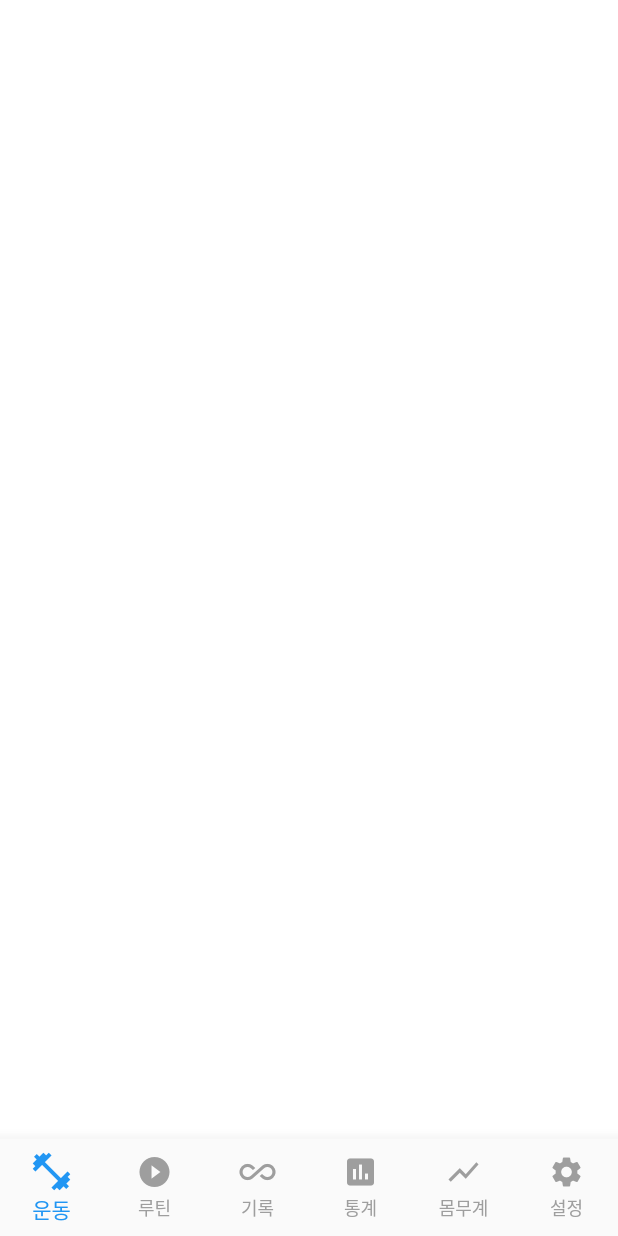
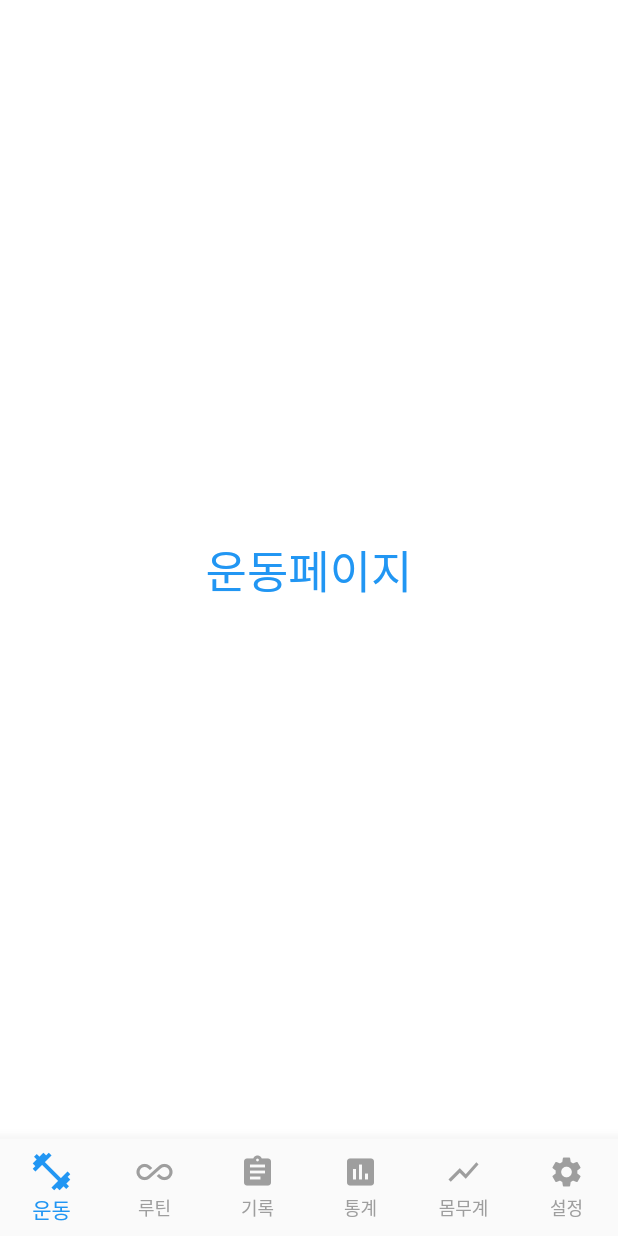
Before and after one commit to YoungHunCho/flutter, a Flutter app: the screen it shows after launch, on a phone screen of 412 x 824 dp. Run offline on Flutter 3.47's test engine with Material 2 defaults, Android fonts, the phone set to English and light mode, and no system bars.

Commit message:
투명 appbar, 탭바

```diff
--- /dev/null
+++ b/clone/todays_exercise/lib/exercise.dart
@@ -0,0 +1,14 @@
+import 'package:flutter/material.dart';
+
+class Exercise extends StatelessWidget{
+  @override
+  Widget build(BuildContext context) {
+    // TODO: implement build
+    return Scaffold(
+      backgroundColor: Colors.white,
+      body: new Center(
+        child:Text("운동페이지", style: TextStyle(color: Colors.blue,fontSize: 30.0),),
+      ),
+    );
+  }
+}
--- a/clone/todays_exercise/lib/home.dart
+++ b/clone/todays_exercise/lib/home.dart
@@ -1,5 +1,7 @@
 import 'package:flutter/material.dart';
 import 'package:todays_exercise/placeholder_widget.dart';
+import 'package:todays_exercise/exercise.dart';
+import 'package:todays_exercise/routine.dart';
 
 class Home extends StatelessWidget {
   // This widget is the root of your application.
@@ -22,8 +24,8 @@ class HomeState extends StatefulWidget{
 class _HomeState extends State<HomeState>{
   int selectedIdx = 0;
   final List<Widget> _children = [
-    PlaceholderWidget(Colors.white),
-    PlaceholderWidget(Colors.deepOrange),
+    Exercise(),
+    Routine(),
     PlaceholderWidget(Colors.green),
     PlaceholderWidget(Colors.cyan)
   ];
@@ -48,11 +50,11 @@ class _HomeState extends State<HomeState>{
             label: '운동',
           ),
           BottomNavigationBarItem(
-            icon: new Icon(Icons.play_circle_filled),
+            icon: new Icon(Icons.all_inclusive),
             label: '루틴',
           ),
           BottomNavigationBarItem(
-            icon: Icon(Icons.all_inclusive),
+            icon: Icon(Icons.assignment),
             label: '기록',
           ),
           BottomNavigationBarItem(
```
Also changed, not shown: clone/todays_exercise/lib/routine.dart (added, +56 -0 lines).
